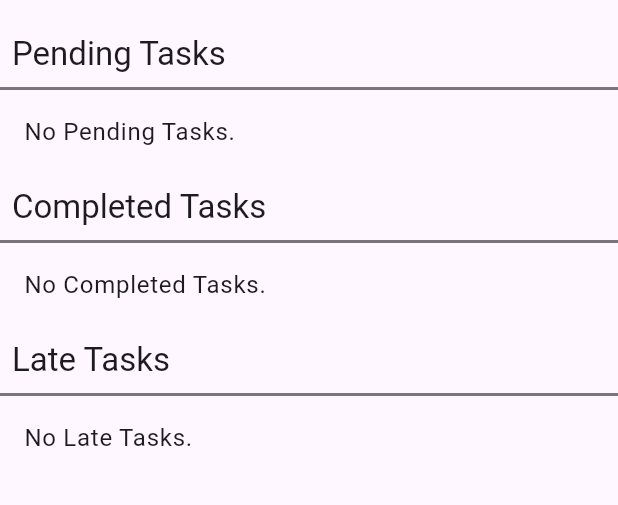
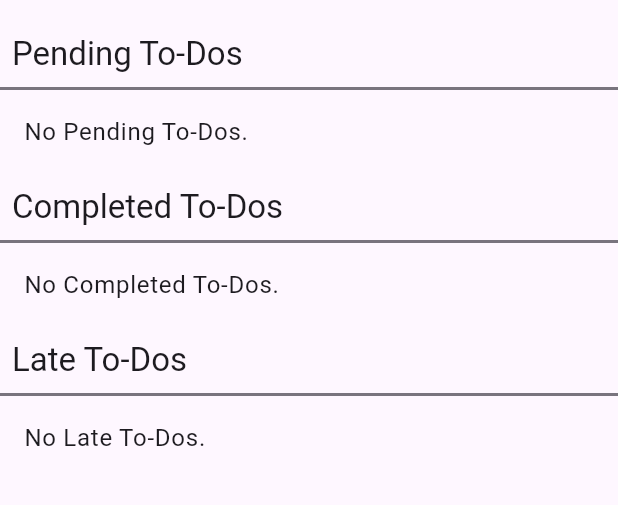
Before and after one commit to liazz03/TFG-LP, a Flutter app: the TasksScreen screen opened directly, on a phone screen of 412 x 824 dp, the part 63-568 px from its top. Run offline on Flutter 3.47's test engine with Material 3 defaults, Android fonts, the phone set to English and light mode, and no system bars; our stand-ins replace fl_chart, sqflite, timelines; missing offline and left inert: calendarific_dart, cell_calendar, schedules; accounts and stored records are empty.

Commit message:
DB update

```diff
--- a/project/lifeplanner/lib/src/app.dart
+++ b/project/lifeplanner/lib/src/app.dart
@@ -1,8 +1,6 @@
 import 'package:flutter/material.dart';
-import 'package:google_fonts/google_fonts.dart';
 import 'package:intl/intl.dart';
 import 'package:lifeplanner/src/database/dao/SystemInfo_dao.dart';
-import 'package:lifeplanner/src/database/local_db_helper.dart';
 import 'package:lifeplanner/src/widgets/AcademicsScreen.dart';
 import 'package:lifeplanner/src/widgets/EventsScreen.dart';
 import 'package:lifeplanner/src/widgets/FinanceScreen.dart';
--- a/project/lifeplanner/lib/src/database/local_db_helper.dart
+++ b/project/lifeplanner/lib/src/database/local_db_helper.dart
@@ -4,13 +4,11 @@ import 'package:sqflite/sqflite.dart';
 
 class DatabaseHelper {
 
-  // Singleton pattern
+  // singleton pattern
   static final DatabaseHelper _instance = DatabaseHelper._internal();
 
-  // Private constructor
   DatabaseHelper._internal();
 
-  // Public factory constructor
   factory DatabaseHelper() {
     return _instance;
   }
--- a/project/lifeplanner/lib/src/widgets/FinanceScreen.dart
+++ b/project/lifeplanner/lib/src/widgets/FinanceScreen.dart
@@ -698,7 +698,7 @@ class _FinanceScreenState extends State<FinanceScreen> {
                   onPressed: () => _showAddContributionDialog(context, saving),
                 ),
                 title: Text(saving.name),
-                subtitle: Text('${saving.currentSaved.toStringAsFixed(2)}/${saving.targetAmount.toStringAsFixed(2)}'),
+                subtitle: Text('${saving.description}\n${saving.currentSaved.toStringAsFixed(2)}/${saving.targetAmount.toStringAsFixed(2)}'),
                 children: [
                   _buildContributionsList(saving),
                 ],
--- a/project/lifeplanner/lib/src/widgets/MonthlyCalendarScreen.dart
+++ b/project/lifeplanner/lib/src/widgets/MonthlyCalendarScreen.dart
@@ -127,7 +127,6 @@ class MonthlyCalendarScreen extends StatefulWidget {
           },
           onPageChanged: (firstDate, lastDate) {
             /// Called when the page was changed
-            /// Fetch additional events by using the range between [firstDate] and [lastDate] if you want
           },
               );
             }
--- a/project/lifeplanner/lib/src/widgets/TasksScreen.dart
+++ b/project/lifeplanner/lib/src/widgets/TasksScreen.dart
@@ -1,4 +1,5 @@
 import 'package:flutter/material.dart';
+import 'package:intl/intl.dart';
 import 'package:lifeplanner/src/database/dao/Tasks_dao.dart';
 import 'package:lifeplanner/src/modules/Organization/tasks.dart';
 import 'package:schedules/schedules.dart';
@@ -27,7 +28,6 @@ class _TasksScreenState extends State<TasksScreen> {
           Icon(Icons.checklist, size: 32,),
           SizedBox(width: 8),
           Text('To-Dos'),
-
         ],
       ),
       actions: <Widget>[
@@ -53,91 +53,9 @@ class _TasksScreenState extends State<TasksScreen> {
 
           return ListView(
             children: [
-                Container(
-                  padding: const EdgeInsets.all(8.0),
-                  decoration: BoxDecoration(
-                    border: Border(bottom: BorderSide(width: 2.0, color: Theme.of(context).dividerColor)),
-                  ),
-                  child: Text('Pending Tasks', style: Theme.of(context).textTheme.headline6),
-                ),
-                if (pendingTasks.isEmpty)
-                  ListTile(title: Text('No Pending Tasks.')),
-                ...pendingTasks.map((task) => ListTile(
-                  title: Text(task.description),
-                  subtitle: Text(task.state.toString().split('.').last),
-                  trailing: Row(
-                    mainAxisSize: MainAxisSize.min,
-                    children: [
-                      IconButton(
-                        icon: Icon(Icons.edit, color: Colors.black),
-                        onPressed: () => _showEditTaskSheet(task),
-                      ),
-                      IconButton(
-                        icon: Icon(Icons.check, color: Colors.green[800]),
-                        onPressed: () => _MarkAsCompleteTask(task.id),
-                      ),
-                      IconButton(
-                        icon: Icon(Icons.close, color: Colors.red[800]),
-                        onPressed: () => _confirmDeleteTask(task.id),
-                      ),
-                    ],
-                  ),
-                  isThreeLine: true,
-                )),
-                Container(
-                  padding: const EdgeInsets.all(8.0),
-                  decoration: BoxDecoration(
-                    border: Border(bottom: BorderSide(width: 2.0, color: Theme.of(context).dividerColor)),
-                  ),
-                  child: Text('Completed Tasks', style: Theme.of(context).textTheme.headline6),
-                ),
-                if (completedTasks.isEmpty)
-                  ListTile(title: Text('No Completed Tasks.')),
-                ...completedTasks.map((task) => ListTile(
-                  title: Text(task.description),
-                  subtitle: Text(task.state.toString().split('.').last),
-                  trailing: Row(
-                    mainAxisSize: MainAxisSize.min,
-                    children: [
-                      IconButton(
-                        icon: Icon(Icons.close, color: Colors.red[800]),
-                        onPressed: () => _confirmDeleteTask(task.id),
-                      ),
-                    ],
-                  ),
-                  isThreeLine: true,
-                )),
-                Container(
-                  padding: const EdgeInsets.all(8.0),
-                  decoration: BoxDecoration(
-                    border: Border(bottom: BorderSide(width: 2.0, color: Theme.of(context).dividerColor)),
-                  ),
-                  child: Text('Late Tasks', style: Theme.of(context).textTheme.headline6),
-                ),
-                if (lateTasks.isEmpty)
-                  ListTile(title: Text('No Late Tasks.')),
-                ...lateTasks.map((task) => ListTile(
-                  title: Text(task.description),
-                  subtitle: Text(task.state.toString().split('.').last),
-                  trailing: Row(
-                    mainAxisSize: MainAxisSize.min,
-                    children: [
-                      IconButton(
-                        icon: Icon(Icons.edit, color: Colors.black),
-                        onPressed: () => _showEditTaskSheet(task),
-                      ),
-                      IconButton(
-                        icon: Icon(Icons.check, color: Colors.green[800]),
-                        onPressed: () => _MarkAsCompleteTask(task.id),
-                      ),
-                      IconButton(
-                        icon: Icon(Icons.close, color: Colors.red[800]),
-                        onPressed: () => _confirmDeleteTask(task.id),
-                      ),
-                    ],
-                  ),
-                  isThreeLine: true,
-                )),
+              ..._buildTaskSection(context, 'Pending To-Dos', pendingTasks),
+              ..._buildTaskSection(context, 'Completed To-Dos', completedTasks),
+              ..._buildTaskSection(context, 'Late To-Dos', lateTasks),
             ],
           );
         } else {
@@ -147,6 +65,57 @@ class _TasksScreenState extends State<TasksScreen> {
     ),
   );
 }
+
+List<Widget> _buildTaskSection(BuildContext context, String title, List<Tasks> tasks) {
+  return [
+    Container(
+      padding: const EdgeInsets.all(8.0),
+      decoration: BoxDecoration(
+        border: Border(bottom: BorderSide(width: 2.0, color: Theme.of(context).dividerColor)),
+      ),
+      child: Text(title, style: Theme.of(context).textTheme.headline6),
+    ),
+    if (tasks.isEmpty)
+      ListTile(title: Text('No $title.')),
+    ...tasks.map((task) => ListTile(
+      title: Text(task.description),
+      subtitle: Text(
+        '${task.state.toString().split('.').last}${task.deadline != null ? "\nDeadline: " + DateFormat('yyyy-MM-dd').format(task.deadline!) : ""}${task.timeslot != null && task.timeslot!.startDate != null ? "\nStart Date: " + DateFormat('yyyy-MM-dd').format(task.timeslot!.startDate) : ""}'
+      ),
+      trailing: _buildTrailingWidgets(task, context),
+      isThreeLine: true,
+    )),
+  ];
+}
+
+Widget _buildTrailingWidgets(Tasks task, BuildContext context) {
+  if (task.state == TASKS_STATE.COMPLETED) {
+    return IconButton(
+      icon: Icon(Icons.close, color: Colors.red[800]),
+      onPressed: () => _confirmDeleteTask(task.id),
+    );
+  } else {
+    return Row(
+      mainAxisSize: MainAxisSize.min,
+      children: [
+        if (task.state != TASKS_STATE.COMPLETED) IconButton(
+          icon: Icon(Icons.edit, color: Colors.black),
+          onPressed: () => _showEditTaskSheet(task),
+        ),
+        if (task.state != TASKS_STATE.COMPLETED) IconButton(
+          icon: Icon(Icons.check, color: Colors.green[800]),
+          onPressed: () => _MarkAsCompleteTask(task.id),
+        ),
+        IconButton(
+          icon: Icon(Icons.close, color: Colors.red[800]),
+          onPressed: () => _confirmDeleteTask(task.id),
+        ),
+      ],
+    );
+  }
+}
+
+
 
 
 
```
Also changed, not shown: 2 other files. Lines whose indentation alone changed are shown as unchanged.
